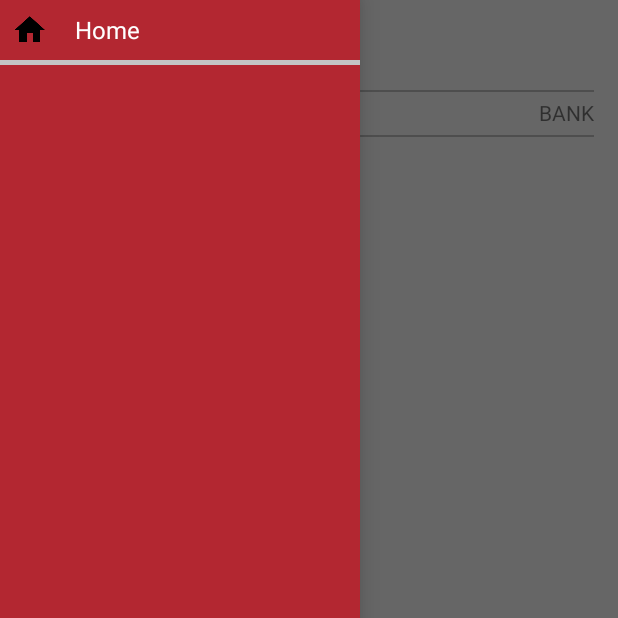
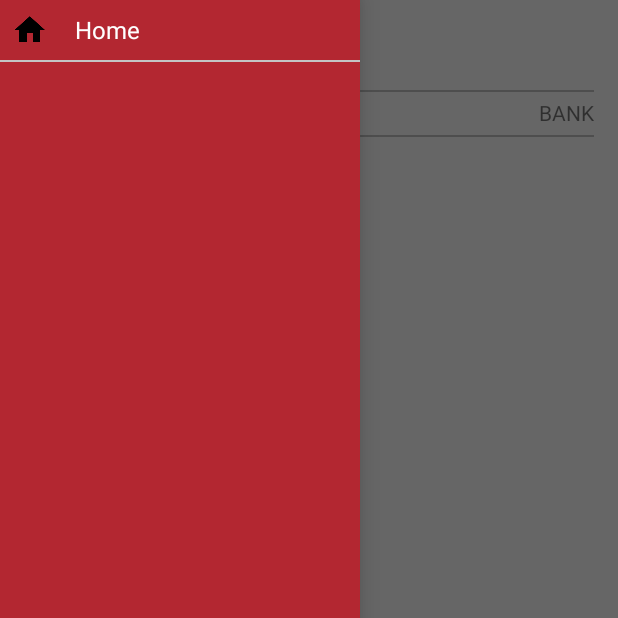
Before and after one commit to actimobiledev/ATMNCR, an Android app: the MainActivity screen opened directly, with no data from a screen before it, with the side drawer open, on a phone screen of 412 x 824 dp, the top half of it. Run offline under Robolectric (Android 15) with nearby library versions, the phone set to English and light mode, and no system bars; our stand-ins replace Volley; network calls fail; Roboto replaces fonts that are not available here; 4 statements that could not run were skipped.

Commit message:
3rd commit

```diff
--- a/app/src/main/res/layout/activity_main.xml
+++ b/app/src/main/res/layout/activity_main.xml
@@ -39,8 +39,11 @@
             android:layout_width="match_parent"
             android:layout_height="match_parent"
             android:layout_below="@+id/view"
-            android:divider="@color/text_color_white"
-            android:dividerHeight="0dp" android:visibility="visible"/>
+            android:layout_marginLeft="16dp"
+            android:layout_marginRight="16dp"
+            android:divider="@color/color_divider"
+            android:dividerHeight="1dp"
+            android:visibility="visible"/>
 
         <ProgressBar
             android:id="@+id/progressbar"
@@ -109,6 +112,6 @@
             android:background="@color/colorPrimary"
             android:choiceMode="singleChoice"
             android:divider="@color/color_divider"
-            android:dividerHeight="3dp"/>
+            android:dividerHeight="1dp"/>
     </RelativeLayout>
 </android.support.v4.widget.DrawerLayout>
--- a/app/src/main/res/layout/listview_item_atm.xml
+++ b/app/src/main/res/layout/listview_item_atm.xml
@@ -13,7 +13,6 @@
             android:id="@+id/tvLastAuditDate"
             android:layout_width="wrap_content"
             android:layout_height="wrap_content"
-            android:layout_marginLeft="16dp"
             android:text="12/03/2016"
             android:textSize="14sp"/>
         <actiknow.com.atmncr.utils.CustomFontTextView
@@ -31,7 +30,6 @@
             android:layout_alignParentEnd="true"
             android:layout_alignParentRight="true"
             android:layout_alignParentTop="true"
-            android:layout_marginRight="16dp"
             android:text="HDFC"
             android:textSize="14sp"/>
         <actiknow.com.atmncr.utils.CustomFontTextView
@@ -41,7 +39,6 @@
             android:layout_alignParentEnd="true"
             android:layout_alignParentRight="true"
             android:layout_below="@+id/tvBankName"
-            android:layout_marginRight="16dp"
             android:text="SECTOR 21, DWARKA"
             android:textSize="14sp"/>
         <actiknow.com.atmncr.utils.CustomFontTextView
@@ -51,7 +48,6 @@
             android:layout_alignParentEnd="true"
             android:layout_alignParentRight="true"
             android:layout_below="@+id/tvAddress"
-            android:layout_marginRight="16dp"
             android:text="110075"
             android:textSize="14sp"/>
         <actiknow.com.atmncr.utils.CustomFontTextView
@@ -62,7 +58,7 @@
             android:layout_marginRight="5dp"
             android:layout_toLeftOf="@+id/tvPincode"
             android:layout_toStartOf="@+id/tvPincode"
-            android:text="NEW DELHI" android:textAppearance="?android:attr/textAppearanceMedium"
+            android:text="NEW DELHI"
             android:textSize="14sp"/>
     </RelativeLayout>
 </RelativeLayout>
```
